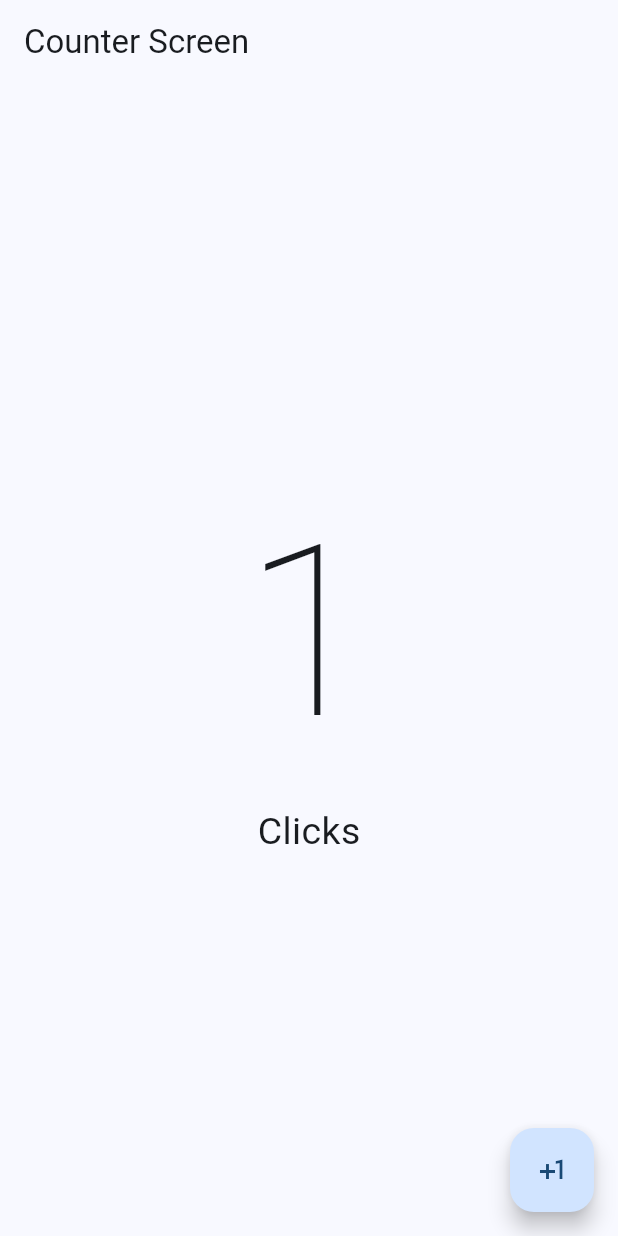
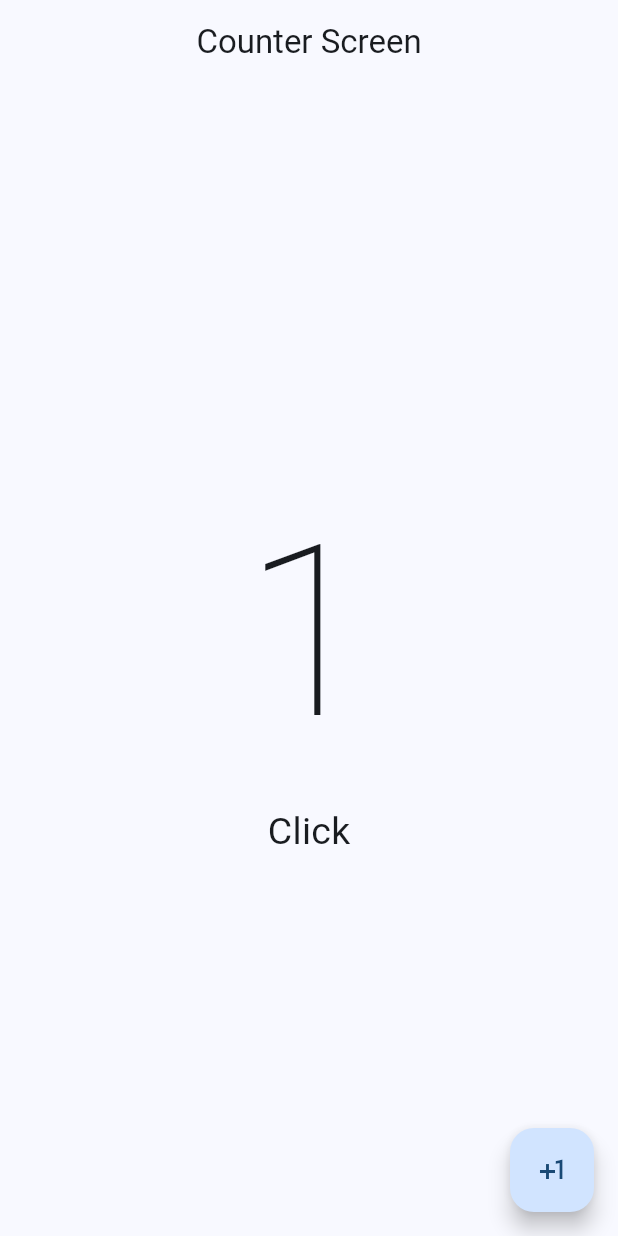
Before and after one commit to AAGuedes/flutter-primeros-pasos, a Flutter app: the screen it shows after launch, after a tap on the "plus one" icon, on a phone screen of 412 x 824 dp. Run offline on Flutter 3.47's test engine with Material 2 defaults, Android fonts, the phone set to English and light mode, and no system bars.

Commit message:
Tarea - Cambiar la palabra clicks

```diff
--- a/lib/presentation/screens/counter/counter_screen.dart
+++ b/lib/presentation/screens/counter/counter_screen.dart
@@ -13,7 +13,11 @@ class _CounterScreenState extends State<CounterScreen> {
   Widget build(BuildContext context) {
     return Scaffold(
       appBar: AppBar(
-        title: const Text('Counter Screen'),
+        title: const Center(
+          child: Text(
+            'Counter Screen'
+          )
+        ),
       ),
       body: Center(
         child: Column(
@@ -24,9 +28,9 @@ class _CounterScreenState extends State<CounterScreen> {
               style:
                   const TextStyle(fontSize: 160, fontWeight: FontWeight.w100),
             ),
-            const Text(
-              'Clicks',
-              style: TextStyle(fontSize: 25),
+            Text(
+              (clickCounter == 1) ? 'Click' : 'Clicks',
+              style: const TextStyle(fontSize: 25),
             )
           ],
         ),
```
